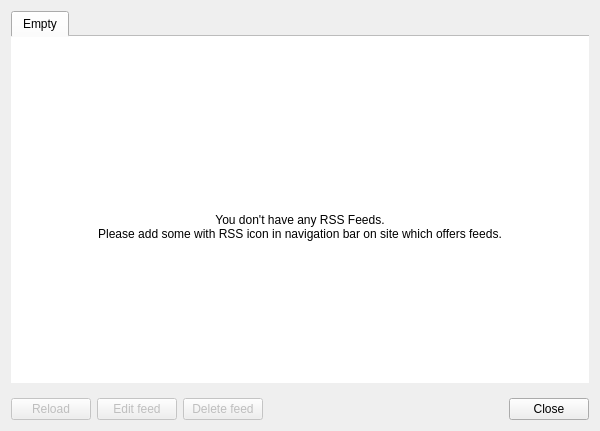
Before: the Qt Designer form src/rss/rssmanager.ui in QupZilla/qupzilla, drawn with Qt 5.
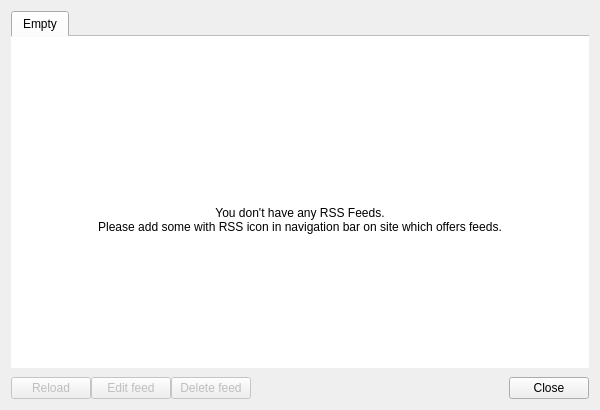
After: the same form once the commit is applied. Icons and pictures are not drawn.

Diff of the .ui file:
```diff
--- a/src/rss/rssmanager.ui
+++ b/src/rss/rssmanager.ui
@@ -7,7 +7,7 @@
     <x>0</x>
     <y>0</y>
     <width>600</width>
-    <height>431</height>
+    <height>410</height>
    </rect>
   </property>
   <property name="windowTitle">
@@ -18,6 +18,9 @@
     <normaloff>:/icons/qupzilla.png</normaloff>:/icons/qupzilla.png</iconset>
   </property>
   <layout class="QVBoxLayout" name="verticalLayout_2">
+   <property name="spacing">
+    <number>0</number>
+   </property>
    <item>
     <widget class="QTabWidget" name="tabWidget">
      <property name="focusPolicy">
@@ -66,9 +69,6 @@
               <verstretch>0</verstretch>
              </sizepolicy>
             </property>
-            <property name="text">
-             <string/>
-            </property>
             <property name="pixmap">
              <pixmap resource="../icons.qrc">:/icons/menu/rss.png</pixmap>
             </property>
```
Left out of the diff: 6 changed lines with no effect on the pictures.
